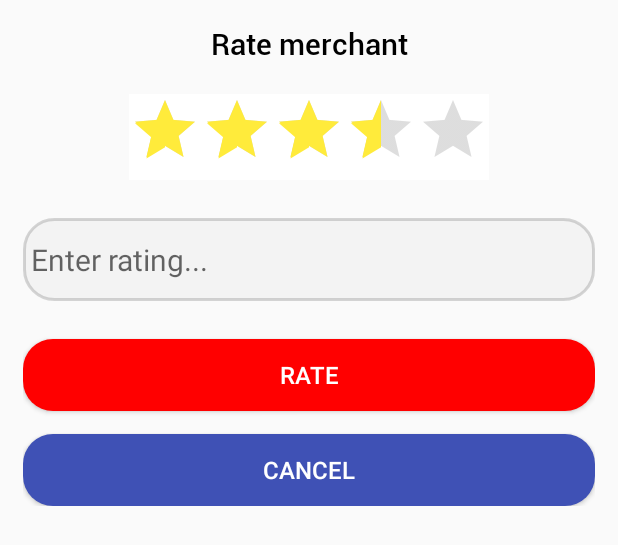
After one commit to hoanganhgo/food-delivery-customer-android, an Android app: the layout alert_rating.xml on its own in the app's theme, with its tools: preview values and no code run, on a phone screen of 412 x 824 dp. The commit adds this screen. Shown: the top 545 px of the screen. Run offline under Robolectric (Android 15) with nearby library versions, the phone set to English and light mode, and no system bars.

Commit message:
main flow

```diff
--- a/app/src/main/java/com/hcmus/fit/customer_apps/activities/CartActivity.java
+++ b/app/src/main/java/com/hcmus/fit/customer_apps/activities/CartActivity.java
@@ -5,10 +5,13 @@ import android.location.Address;
 import android.location.Geocoder;
 import android.os.Bundle;
 import android.util.Log;
+import android.view.LayoutInflater;
+import android.view.View;
 import android.widget.Button;
 import android.widget.EditText;
 import android.widget.LinearLayout;
 import android.widget.ListView;
+import android.widget.RatingBar;
 import android.widget.TextView;
 import android.widget.Toast;
 
@@ -26,6 +29,7 @@ import com.hcmus.fit.customer_apps.utils.AppUtil;
 import java.io.IOException;
 import java.util.List;
 import java.util.Locale;
+import java.util.zip.Inflater;
 
 public class CartActivity extends AppCompatActivity {
 
--- a/app/src/main/java/com/hcmus/fit/customer_apps/networks/DishNetwork.java
+++ b/app/src/main/java/com/hcmus/fit/customer_apps/networks/DishNetwork.java
@@ -132,8 +132,6 @@ public class DishNetwork {
                 return "application/json";
             }
 
-
-
             @Override
             public Map<String, String> getHeaders() throws AuthFailureError {
                 Map<String, String> headers = new HashMap<>();
--- a/app/src/main/java/com/hcmus/fit/customer_apps/utils/JWTUtils.java
+++ b/app/src/main/java/com/hcmus/fit/customer_apps/utils/JWTUtils.java
@@ -30,6 +30,7 @@ public class JWTUtils {
         String id = "";
         try {
             JSONObject body = decoded(token);
+            Log.d("jsonBody", body.toString());
             id = body.getString("id");
         } catch (JSONException e) {
             e.printStackTrace();
--- /dev/null
+++ b/app/src/main/res/drawable-v24/bg_btn_cancel.xml
@@ -0,0 +1,18 @@
+<?xml version="1.0" encoding="utf-8"?>
+<ripple xmlns:android="http://schemas.android.com/apk/res/android"
+    android:color="@color/white">
+
+    <item android:id="@android:id/mask">
+        <shape android:shape="rectangle"  >
+            <corners android:radius="20dip" />
+            <solid android:color="@color/blue"/>
+        </shape>
+    </item>
+
+    <item android:id="@android:id/background">
+        <shape android:shape="rectangle"  >
+            <corners android:radius="20dip" />
+            <solid android:color="@color/blue"/>
+        </shape>
+    </item>
+</ripple>
--- /dev/null
+++ b/app/src/main/res/layout/alert_rating.xml
@@ -0,0 +1,67 @@
+<?xml version="1.0" encoding="utf-8"?>
+<LinearLayout xmlns:android="http://schemas.android.com/apk/res/android"
+    android:orientation="vertical"
+    android:padding="15dp"
+    android:layout_width="match_parent"
+    android:layout_height="wrap_content">
+
+    <TextView
+        android:layout_width="match_parent"
+        android:layout_height="wrap_content"
+        android:text="@string/rate_merchant"
+        android:textAlignment="center"
+        android:fontFamily="@font/roboto_medium"
+        android:textSize="20sp"
+        android:textColor="@color/black"/>
+
+    <RatingBar
+        android:id="@+id/rating"
+        android:layout_width="wrap_content"
+        android:layout_height="wrap_content"
+        style="?android:attr/ratingBarStyle"
+        android:layout_gravity="center"
+        android:layout_marginVertical="20dp"
+        android:numStars="5"
+        android:rating="3.5"
+        android:stepSize="0.5"
+        android:theme="@style/RatingBar"
+        android:background="@color/white"/>
+
+    <EditText
+        android:id="@+id/edt_rating"
+        android:layout_width="match_parent"
+        android:layout_height="55dp"
+        android:hint="@string/enter_rating"
+        android:layout_gravity="center"
+        android:layout_marginTop="5dp"
+        android:paddingStart="5dp"
+        android:background="@drawable/bg_btn_transparent"
+        android:textSize="20sp"
+        android:maxLines="2"/>
+
+    <Button
+        android:id="@+id/btn_rating"
+        android:layout_width="match_parent"
+        android:layout_height="wrap_content"
+        android:layout_gravity="center"
+        android:layout_marginTop="25dp"
+        android:paddingHorizontal="40dp"
+        android:paddingVertical="10dp"
+        android:background="@drawable/bg_btn_primary"
+        android:text="@string/rate"
+        android:textSize="16sp"
+        android:textColor="@color/white" />
+
+    <Button
+        android:id="@+id/btn_cancel"
+        android:layout_width="match_parent"
+        android:layout_height="wrap_content"
+        android:layout_gravity="center"
+        android:layout_marginTop="15dp"
+        android:paddingHorizontal="40dp"
+        android:paddingVertical="10dp"
+        android:background="@drawable/bg_btn_cancel"
+        android:text="@string/cancel"
+        android:textSize="16sp"
+        android:textColor="@color/white" />
+</LinearLayout>
--- a/app/src/main/res/values/colors.xml
+++ b/app/src/main/res/values/colors.xml
@@ -4,6 +4,7 @@
     <color name="red_500">#FFFF0000</color>
     <color name="red_700">#FFBC0000</color>
     <color name="teal_200">#FF03DAC5</color>
+    <color name="yellow">#FFEB3B</color>
     <color name="teal_700">#FF018786</color>
     <color name="black">#FF000000</color>
     <color name="white">#FFFFFFFF</color>
--- a/app/src/main/res/values/strings.xml
+++ b/app/src/main/res/values/strings.xml
@@ -43,7 +43,7 @@
     <string name="total">Total</string>
     <string name="orderModel">Order</string>
     <string name="waiting_dish">Waiting dish</string>
-    <string name="process_order">Process orderModel</string>
+    <string name="process_order">Process order</string>
     <string name="shipping">Shipping</string>
     <string name="arrived">Arrived</string>
     <string name="enter_your_location">Enter your location</string>
@@ -57,4 +57,8 @@
     <string name="option">Option</string>
     <string name="number">Number</string>
     <string name="add_cart">Add cart</string>
+    <string name="rate_merchant">Rate merchant</string>
+    <string name="rate_shipper">Rate shipper</string>
+    <string name="rate">Rate</string>
+    <string name="enter_rating">Enter rating...</string>
 </resources>
--- a/app/src/main/res/values/themes.xml
+++ b/app/src/main/res/values/themes.xml
@@ -13,4 +13,8 @@
         <item name="android:statusBarColor" tools:targetApi="l">?attr/colorPrimaryVariant</item>
         <!-- Customize your theme here. -->
     </style>
+    <style name="RatingBar" parent="Theme.AppCompat">
+        <item name="colorControlNormal">@color/grey</item>
+        <item name="colorControlActivated">@color/yellow</item>
+    </style>
 </resources>
```
Also changed, not shown: app/src/main/AndroidManifest.xml (+1 -6 lines), app/src/main/java/com/hcmus/fit/customer_apps/activities/LoginActivity.java (+22 -21 lines), app/src/main/java/com/hcmus/fit/customer_apps/activities/OrderStatusActivity.java (+18 -0 lines), app/src/main/java/com/hcmus/fit/customer_apps/contants/EventConstant.java (added, +8 -0 lines), app/src/main/java/com/hcmus/fit/customer_apps/models/OrderManager.java (+58 -7 lines), app/src/main/java/com/hcmus/fit/customer_apps/models/OrderModel.java (+9 -0 lines), app/src/main/java/com/hcmus/fit/customer_apps/models/ShipperModel.java (added, +31 -0 lines), app/src/main/java/com/hcmus/fit/customer_apps/networks/MySocket.java (+27 -5 lines), app/src/main/java/com/hcmus/fit/customer_apps/networks/SignInNetwork.java (+6 -32 lines), app/src/main/java/com/hcmus/fit/customer_apps/utils/StorageUtil.java (added, +25 -0 lines), app/src/main/res/layout/activity_login_phone.xml (+4 -4 lines), 2 other files.
